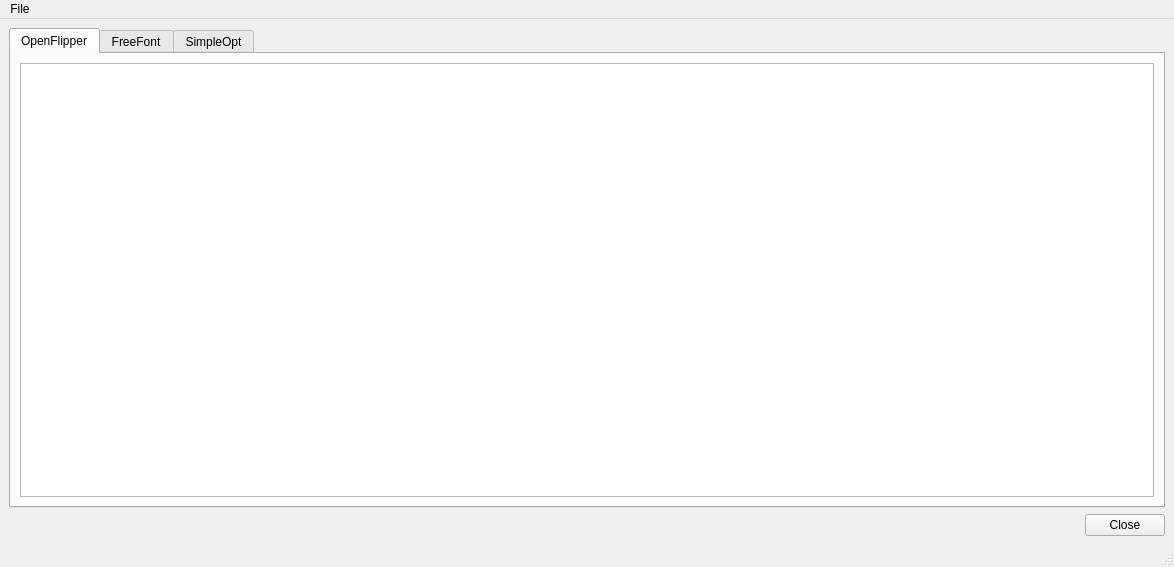
The window that OpenFlipper/widgets/aboutWidget/aboutWidget.ui (ShenRen/OpenFlipper) describes before a commit, drawn with Qt 5.
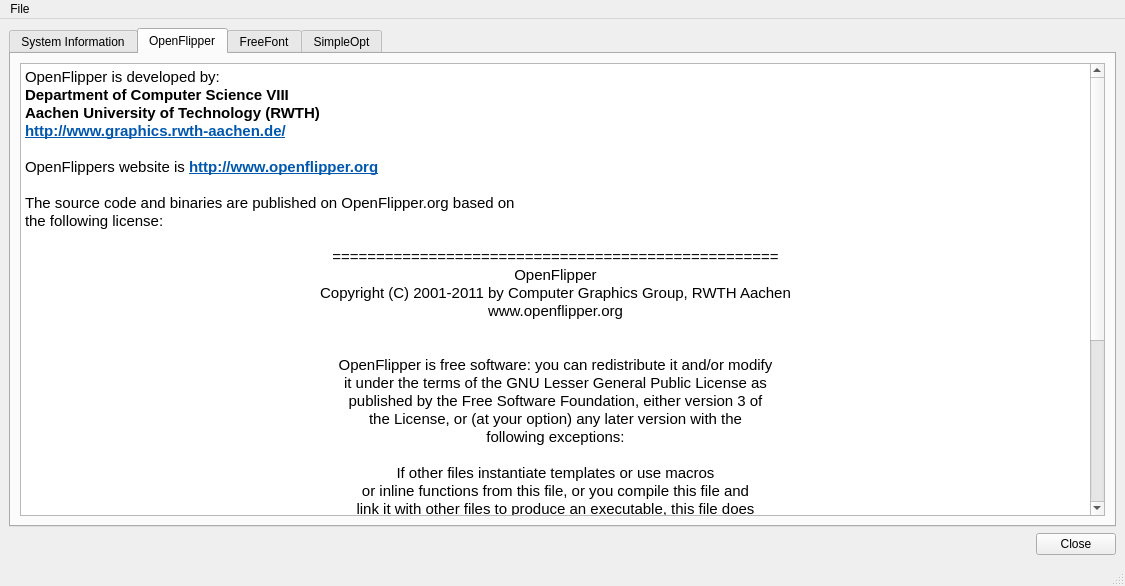
The same window after the commit. The open tabs and pages were chosen to show the change.

Commit message: Updated about widget

Patch:
```diff
--- a/OpenFlipper/widgets/aboutWidget/aboutWidget.ui
+++ b/OpenFlipper/widgets/aboutWidget/aboutWidget.ui
@@ -6,8 +6,8 @@
    <rect>
     <x>0</x>
     <y>0</y>
-    <width>1174</width>
-    <height>567</height>
+    <width>1125</width>
+    <height>586</height>
    </rect>
   </property>
   <property name="windowTitle">
@@ -22,7 +22,7 @@
       </property>
       <widget class="QWidget" name="tab">
        <attribute name="title">
-        <string>OpenFlipper</string>
+        <string>System Information</string>
        </attribute>
        <layout class="QVBoxLayout" name="verticalLayout_2">
         <item>
@@ -30,6 +30,75 @@
         </item>
        </layout>
       </widget>
+      <widget class="QWidget" name="tab_2">
+       <attribute name="title">
+        <string>OpenFlipper</string>
+       </attribute>
+       <layout class="QVBoxLayout" name="verticalLayout_5">
+        <item>
+         <widget class="QTextEdit" name="OpenFlipperLicense">
+          <property name="enabled">
+           <bool>true</bool>
+          </property>
+          <property name="acceptDrops">
+           <bool>false</bool>
+          </property>
+          <property name="undoRedoEnabled">
+           <bool>false</bool>
+          </property>
+          <property name="readOnly">
+           <bool>true</bool>
+          </property>
+          <property name="html">
+           <string>&lt;!DOCTYPE HTML PUBLIC &quot;-//W3C//DTD HTML 4.0//EN&quot; &quot;http://www.w3.org/TR/REC-html40/strict.dtd&quot;&gt;
+&lt;html&gt;&lt;head&gt;&lt;meta name=&quot;qrichtext&quot; content=&quot;1&quot; /&gt;&lt;style type=&quot;text/css&quot;&gt;
+p, li { white-space: pre-wrap; }
+&lt;/style&gt;&lt;/head&gt;&lt;body style=&quot; font-family:'DejaVu Sans'; font-size:11pt; font-weight:400; font-style:normal;&quot;&gt;
+&lt;p style=&quot; margin-top:0px; margin-bottom:0px; margin-left:0px; margin-right:0px; -qt-block-indent:0; text-indent:0px;&quot;&gt;OpenFlipper is developed by:&lt;/p&gt;
+&lt;p style=&quot; margin-top:0px; margin-bottom:0px; margin-left:0px; margin-right:0px; -qt-block-indent:0; text-indent:0px;&quot;&gt;&lt;span style=&quot; font-weight:600;&quot;&gt;Department of Computer Science VIII&lt;/span&gt;&lt;/p&gt;
+&lt;p style=&quot; margin-top:0px; margin-bottom:0px; margin-left:0px; margin-right:0px; -qt-block-indent:0; text-indent:0px;&quot;&gt;&lt;span style=&quot; font-weight:600;&quot;&gt;Aachen University of Technology (RWTH)&lt;/span&gt;&lt;/p&gt;
+&lt;p style=&quot; margin-top:0px; margin-bottom:0px; margin-left:0px; margin-right:0px; -qt-block-indent:0; text-indent:0px;&quot;&gt;&lt;a href=&quot;http://www.graphics.rwth-aachen.de/&quot;&gt;&lt;span style=&quot; font-weight:600; text-decoration: underline; color:#0057ae;&quot;&gt;http://www.graphics.rwth-aachen.de/&lt;/span&gt;&lt;/a&gt;&lt;/p&gt;
+&lt;p style=&quot;-qt-paragraph-type:empty; margin-top:0px; margin-bottom:0px; margin-left:0px; margin-right:0px; -qt-block-indent:0; text-indent:0px;&quot;&gt;&lt;/p&gt;
+&lt;p style=&quot; margin-top:0px; margin-bottom:0px; margin-left:0px; margin-right:0px; -qt-block-indent:0; text-indent:0px;&quot;&gt;OpenFlippers website is &lt;a href=&quot;http://www.openflipper.org&quot;&gt;&lt;span style=&quot; font-weight:600; text-decoration: underline; color:#0057ae;&quot;&gt;http://www.openflipper.org&lt;/span&gt;&lt;/a&gt;&lt;/p&gt;
+&lt;p style=&quot;-qt-paragraph-type:empty; margin-top:0px; margin-bottom:0px; margin-left:0px; margin-right:0px; -qt-block-indent:0; text-indent:0px;&quot;&gt;&lt;/p&gt;
+&lt;p style=&quot; margin-top:0px; margin-bottom:0px; margin-left:0px; margin-right:0px; -qt-block-indent:0; text-indent:0px;&quot;&gt;The source code and binaries are published on OpenFlipper.org based on&lt;/p&gt;
+&lt;p style=&quot; margin-top:0px; margin-bottom:0px; margin-left:0px; margin-right:0px; -qt-block-indent:0; text-indent:0px;&quot;&gt;the following license:&lt;/p&gt;
+&lt;p style=&quot;-qt-paragraph-type:empty; margin-top:0px; margin-bottom:0px; margin-left:0px; margin-right:0px; -qt-block-indent:0; text-indent:0px;&quot;&gt;&lt;/p&gt;
+&lt;p align=&quot;center&quot; style=&quot; margin-top:0px; margin-bottom:0px; margin-left:0px; margin-right:0px; -qt-block-indent:0; text-indent:0px;&quot;&gt;===================================================&lt;/p&gt;
+&lt;p align=&quot;center&quot; style=&quot; margin-top:0px; margin-bottom:0px; margin-left:0px; margin-right:0px; -qt-block-indent:0; text-indent:0px;&quot;&gt;OpenFlipper&lt;/p&gt;
+&lt;p align=&quot;center&quot; style=&quot; margin-top:0px; margin-bottom:0px; margin-left:0px; margin-right:0px; -qt-block-indent:0; text-indent:0px;&quot;&gt;Copyright (C) 2001-2011 by Computer Graphics Group, RWTH Aachen&lt;/p&gt;
+&lt;p align=&quot;center&quot; style=&quot; margin-top:0px; margin-bottom:0px; margin-left:0px; margin-right:0px; -qt-block-indent:0; text-indent:0px;&quot;&gt;www.openflipper.org&lt;/p&gt;
+&lt;p style=&quot;-qt-paragraph-type:empty; margin-top:0px; margin-bottom:0px; margin-left:0px; margin-right:0px; -qt-block-indent:0; text-indent:0px;&quot;&gt;&lt;/p&gt;
+&lt;p style=&quot;-qt-paragraph-type:empty; margin-top:0px; margin-bottom:0px; margin-left:0px; margin-right:0px; -qt-block-indent:0; text-indent:0px;&quot;&gt;&lt;/p&gt;
+&lt;p align=&quot;center&quot; style=&quot; margin-top:0px; margin-bottom:0px; margin-left:0px; margin-right:0px; -qt-block-indent:0; text-indent:0px;&quot;&gt;OpenFlipper is free software: you can redistribute it and/or modify&lt;/p&gt;
+&lt;p align=&quot;center&quot; style=&quot; margin-top:0px; margin-bottom:0px; margin-left:0px; margin-right:0px; -qt-block-indent:0; text-indent:0px;&quot;&gt;it under the terms of the GNU Lesser General Public License as&lt;/p&gt;
+&lt;p align=&quot;center&quot; style=&quot; margin-top:0px; margin-bottom:0px; margin-left:0px; margin-right:0px; -qt-block-indent:0; text-indent:0px;&quot;&gt;published by the Free Software Foundation, either version 3 of&lt;/p&gt;
+&lt;p align=&quot;center&quot; style=&quot; margin-top:0px; margin-bottom:0px; margin-left:0px; margin-right:0px; -qt-block-indent:0; text-indent:0px;&quot;&gt;the License, or (at your option) any later version with the&lt;/p&gt;
+&lt;p align=&quot;center&quot; style=&quot; margin-top:0px; margin-bottom:0px; margin-left:0px; margin-right:0px; -qt-block-indent:0; text-indent:0px;&quot;&gt;following exceptions:&lt;/p&gt;
+&lt;p align=&quot;center&quot; style=&quot;-qt-paragraph-type:empty; margin-top:0px; margin-bottom:0px; margin-left:0px; margin-right:0px; -qt-block-indent:0; text-indent:0px;&quot;&gt;&lt;/p&gt;
+&lt;p align=&quot;center&quot; style=&quot; margin-top:0px; margin-bottom:0px; margin-left:0px; margin-right:0px; -qt-block-indent:0; text-indent:0px;&quot;&gt;If other files instantiate templates or use macros&lt;/p&gt;
+&lt;p align=&quot;center&quot; style=&quot; margin-top:0px; margin-bottom:0px; margin-left:0px; margin-right:0px; -qt-block-indent:0; text-indent:0px;&quot;&gt;or inline functions from this file, or you compile this file and&lt;/p&gt;
+&lt;p align=&quot;center&quot; style=&quot; margin-top:0px; margin-bottom:0px; margin-left:0px; margin-right:0px; -qt-block-indent:0; text-indent:0px;&quot;&gt;link it with other files to produce an executable, this file does&lt;/p&gt;
+&lt;p align=&quot;center&quot; style=&quot; margin-top:0px; margin-bottom:0px; margin-left:0px; margin-right:0px; -qt-block-indent:0; text-indent:0px;&quot;&gt;not by itself cause the resulting executable to be covered by the&lt;/p&gt;
+&lt;p align=&quot;center&quot; style=&quot; margin-top:0px; margin-bottom:0px; margin-left:0px; margin-right:0px; -qt-block-indent:0; text-indent:0px;&quot;&gt;GNU Lesser General Public License. This exception does not however&lt;/p&gt;
+&lt;p align=&quot;center&quot; style=&quot; margin-top:0px; margin-bottom:0px; margin-left:0px; margin-right:0px; -qt-block-indent:0; text-indent:0px;&quot;&gt;invalidate any other reasons why the executable file might be&lt;/p&gt;
+&lt;p align=&quot;center&quot; style=&quot; margin-top:0px; margin-bottom:0px; margin-left:0px; margin-right:0px; -qt-block-indent:0; text-indent:0px;&quot;&gt;covered by the GNU Lesser General Public License.&lt;/p&gt;
+&lt;p align=&quot;center&quot; style=&quot;-qt-paragraph-type:empty; margin-top:0px; margin-bottom:0px; margin-left:0px; margin-right:0px; -qt-block-indent:0; text-indent:0px;&quot;&gt;&lt;/p&gt;
+&lt;p align=&quot;center&quot; style=&quot; margin-top:0px; margin-bottom:0px; margin-left:0px; margin-right:0px; -qt-block-indent:0; text-indent:0px;&quot;&gt;OpenFlipper is distributed in the hope that it will be useful,&lt;/p&gt;
+&lt;p align=&quot;center&quot; style=&quot; margin-top:0px; margin-bottom:0px; margin-left:0px; margin-right:0px; -qt-block-indent:0; text-indent:0px;&quot;&gt;but WITHOUT ANY WARRANTY; without even the implied warranty of&lt;/p&gt;
+&lt;p align=&quot;center&quot; style=&quot; margin-top:0px; margin-bottom:0px; margin-left:0px; margin-right:0px; -qt-block-indent:0; text-indent:0px;&quot;&gt;MERCHANTABILITY or FITNESS FOR A PARTICULAR PURPOSE.  See the&lt;/p&gt;
+&lt;p align=&quot;center&quot; style=&quot; margin-top:0px; margin-bottom:0px; margin-left:0px; margin-right:0px; -qt-block-indent:0; text-indent:0px;&quot;&gt;GNU Lesser General Public License for more details.&lt;/p&gt;
+&lt;p align=&quot;center&quot; style=&quot;-qt-paragraph-type:empty; margin-top:0px; margin-bottom:0px; margin-left:0px; margin-right:0px; -qt-block-indent:0; text-indent:0px;&quot;&gt;&lt;/p&gt;
+&lt;p align=&quot;center&quot; style=&quot; margin-top:0px; margin-bottom:0px; margin-left:0px; margin-right:0px; -qt-block-indent:0; text-indent:0px;&quot;&gt;You should have received a copy of the GNU LesserGeneral Public&lt;/p&gt;
+&lt;p align=&quot;center&quot; style=&quot; margin-top:0px; margin-bottom:0px; margin-left:0px; margin-right:0px; -qt-block-indent:0; text-indent:0px;&quot;&gt;License along with OpenFlipper. If not,&lt;/p&gt;
+&lt;p align=&quot;center&quot; style=&quot; margin-top:0px; margin-bottom:0px; margin-left:0px; margin-right:0px; -qt-block-indent:0; text-indent:0px;&quot;&gt;see &amp;lt;http://www.gnu.org/licenses/&amp;gt;.&lt;/p&gt;
+&lt;p align=&quot;center&quot; style=&quot; margin-top:0px; margin-bottom:0px; margin-left:0px; margin-right:0px; -qt-block-indent:0; text-indent:0px;&quot;&gt;===================================================&lt;/p&gt;
+&lt;p style=&quot;-qt-paragraph-type:empty; margin-top:0px; margin-bottom:0px; margin-left:0px; margin-right:0px; -qt-block-indent:0; text-indent:0px;&quot;&gt;&lt;/p&gt;&lt;/body&gt;&lt;/html&gt;</string>
+          </property>
+         </widget>
+        </item>
+       </layout>
+      </widget>
       <widget class="QWidget" name="Seite">
        <attribute name="title">
         <string>FreeFont</string>
@@ -141,8 +210,8 @@
     <rect>
      <x>0</x>
      <y>0</y>
-     <width>1174</width>
-     <height>27</height>
+     <width>1125</width>
+     <height>24</height>
     </rect>
    </property>
    <widget class="QMenu" name="menuFile">
```
Left out of the diff: 10 changed lines with no effect on the pictures.
